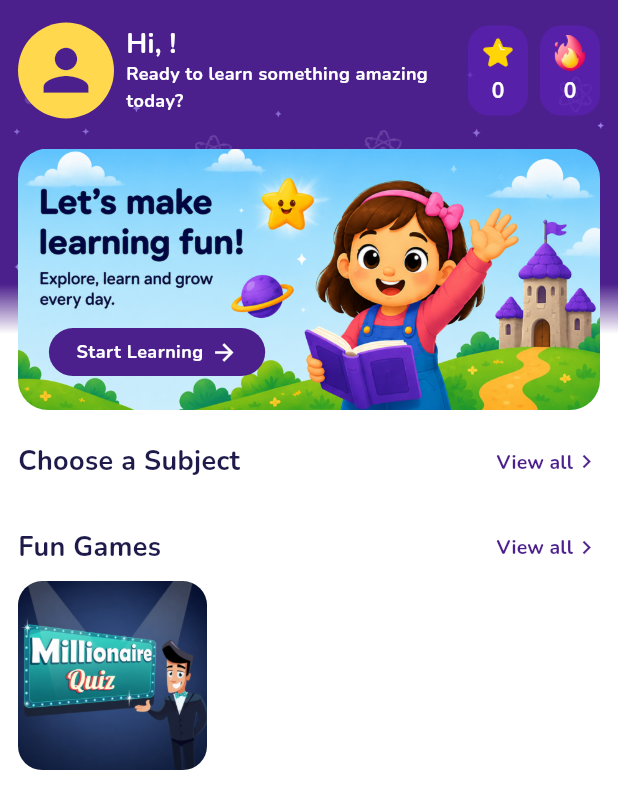
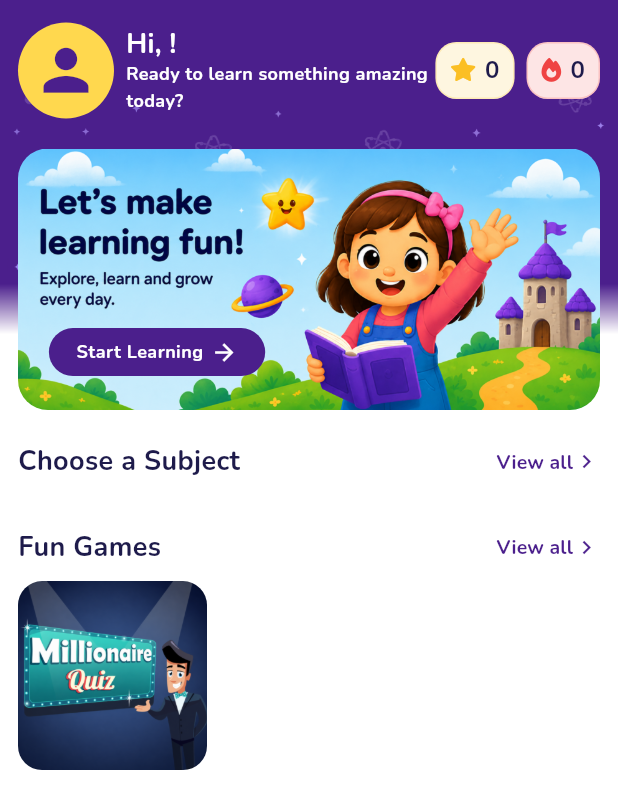
Before and after one commit to zaidzia46/eduplay, a Flutter app: the DashBoard screen opened directly, on a phone screen of 412 x 824 dp. Shown: the top 809 px of the screen. Run offline on Flutter 3.47's test engine with Material 3 defaults, Android fonts, the phone set to English and light mode, and no system bars; our stand-ins replace audioplayers, cached_network_image, confetti, dio, flutter_cache_manager, font_awesome_flutter and 8 more; missing offline and left inert: linear_progress_bar, webview_flutter_android; accounts and stored records are empty; network calls fail.

```diff
--- a/lib/screens/home/dashboard/dashboard.dart
+++ b/lib/screens/home/dashboard/dashboard.dart
@@ -15,7 +15,7 @@ import '../../../theme/app_text_styles.dart';
 import '../../profile/widgets/skeleton_avatar_loader.dart';
 import '../../../widgets/circular_loader.dart';
 import '../../../widgets/continue_learning_card.dart';
-import '../../../widgets/streak_card.dart';
+import '../../../widgets/stat_chip.dart';
 import '../subjects/chapters/quiz/quiz_screen.dart';
 import '../subjects/widgets/subject_progress_row.dart';
 import '../bottom_nav/bottomNavigation_controller.dart';
@@ -188,22 +188,12 @@ class _DashBoardState extends State<DashBoard>
                               ),
                             ),
                             const SizedBox(width: 5),
-                            StreakCard(
-                              num: vm.child.value?.totalStars ?? 0,
-                              image: const Image(
-                                image: AssetImage('assets/images/star.png'),
-                                fit: BoxFit.cover,
-                                height: 24,
-                              ),
+                            StatChip.stars(
+                              value: '${vm.child.value?.totalStars ?? 0}',
                             ),
                             const SizedBox(width: 8),
-                            StreakCard(
-                              num: vm.child.value?.currentStreak ?? 0,
-                              image: const Image(
-                                image: AssetImage('assets/images/3d-fire.png'),
-                                fit: BoxFit.cover,
-                                height: 24,
-                              ),
+                            StatChip.streak(
+                              value: '${vm.child.value?.currentStreak ?? 0}',
                             ),
                           ],
                         );
--- /dev/null
+++ b/lib/widgets/stat_chip.dart
@@ -0,0 +1,76 @@
+import 'package:flutter/material.dart';
+import 'package:font_awesome_flutter/font_awesome_flutter.dart';
+
+import '../theme/app_colors.dart';
+import '../theme/app_text_styles.dart';
+
+/// A single flat "stat chip" used for BOTH the stars and the day-streak
+/// counters everywhere they appear — the dashboard header, the progress
+/// panel, and the profile-switcher cards — so all three screens show one
+/// identical card instead of three different treatments.
+///
+/// Build it with [StatChip.stars] / [StatChip.streak] so the icon and colour
+/// for each stat can never drift apart across screens. Pass a [label] for the
+/// fuller "icon + value + label" form (progress panel); omit it for the
+/// compact "icon + value" pill (dashboard header, profile cards).
+///
+/// The chip carries its own opaque pale-tinted background, so it reads on a
+/// coloured header image as well as on a plain white card — the old
+/// `StatTile` had no background and only worked because a white card sat
+/// behind it.
+class StatChip extends StatelessWidget {
+  final IconData icon;
+  final Color color;
+  final String value;
+  final String? label;
+
+  const StatChip.stars({super.key, required this.value, this.label})
+    : icon = FontAwesomeIcons.solidStar,
+      color = AppColors.star;
+
+  const StatChip.streak({super.key, required this.value, this.label})
+    : icon = FontAwesomeIcons.fire,
+      color = AppColors.streak;
+
+  @override
+  Widget build(BuildContext context) {
+    final hasLabel = label != null;
+    // Opaque pale version of the stat colour so it composites cleanly over
+    // both coloured (dashboard/profile) and white (progress) backgrounds.
+    final background = Color.alphaBlend(color.withOpacity(0.14), Colors.white);
+
+    return Container(
+      padding: EdgeInsets.symmetric(
+        horizontal: hasLabel ? 12 : 9,
+        vertical: hasLabel ? 10 : 7,
+      ),
+      decoration: BoxDecoration(
+        color: background,
+        borderRadius: BorderRadius.circular(14),
+        border: Border.all(color: color.withOpacity(0.22)),
+      ),
+      child: Row(
+        mainAxisSize: MainAxisSize.min,
+        children: [
+          FaIcon(icon, color: color, size: hasLabel ? 18 : 15),
+          SizedBox(width: hasLabel ? 10 : 6),
+          hasLabel
+              ? Column(
+                  mainAxisSize: MainAxisSize.min,
+                  crossAxisAlignment: CrossAxisAlignment.start,
+                  children: [
+                    Text(value, style: AppTextStyles.h3),
+                    Text(label!, style: AppTextStyles.bodySmall),
+                  ],
+                )
+              : Text(
+                  value,
+                  style: AppTextStyles.h4.copyWith(
+                    color: AppColors.textPrimary,
+                  ),
+                ),
+        ],
+      ),
+    );
+  }
+}
--- a/lib/widgets/streak_card.dart
+++ /dev/null
@@ -1,37 +0,0 @@
-import 'package:eduplay/theme/app_colors.dart';
-import 'package:flutter/material.dart';
-
-import '../../theme/app_text_styles.dart';
-
-class StreakCard extends StatelessWidget {
-  final int num;
-  final Image image;
-
-  const StreakCard({super.key, required this.num, required this.image});
-
-  @override
-  Widget build(BuildContext context) {
-    return Container(
-      height: 60,
-      width: 40,
-      decoration: BoxDecoration(
-        color: AppColors.primaryDark.withOpacity(0.7),
-        borderRadius: BorderRadius.circular(14),
-      ),
-      child: Column(
-        mainAxisAlignment: MainAxisAlignment.center,
-        children: [
-          image,
-          SizedBox(height: 2),
-          Text(
-            num.toString(),
-            style: AppTextStyles.bodySecondary.copyWith(
-              color: Colors.white,
-              fontWeight: FontWeight.bold,
-            ),
-          ),
-        ],
-      ),
-    );
-  }
-}
```
Also changed, not shown: lib/screens/home/progress/progress.dart (+4 -16 lines), lib/screens/profile/widgets/profile_card.dart (+5 -26 lines), lib/screens/profile/widgets/skeleton_card_loader.dart (+4 -4 lines), lib/widgets/stat_tile.dart (deleted, +0 -44 lines), 1 other file.
